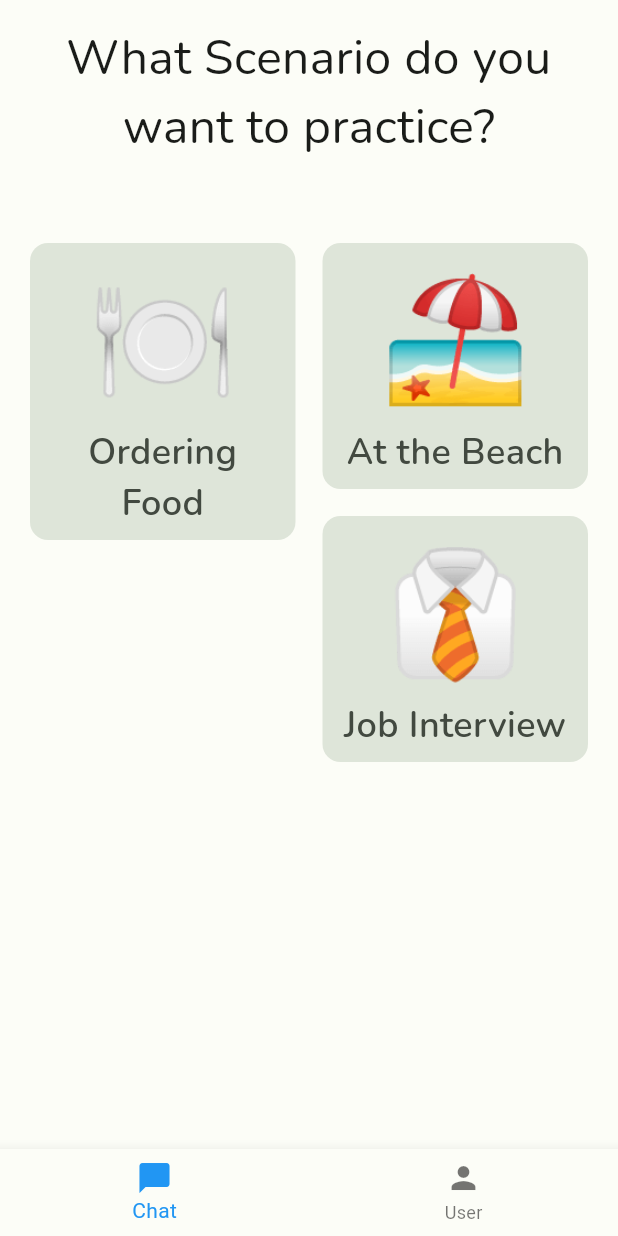
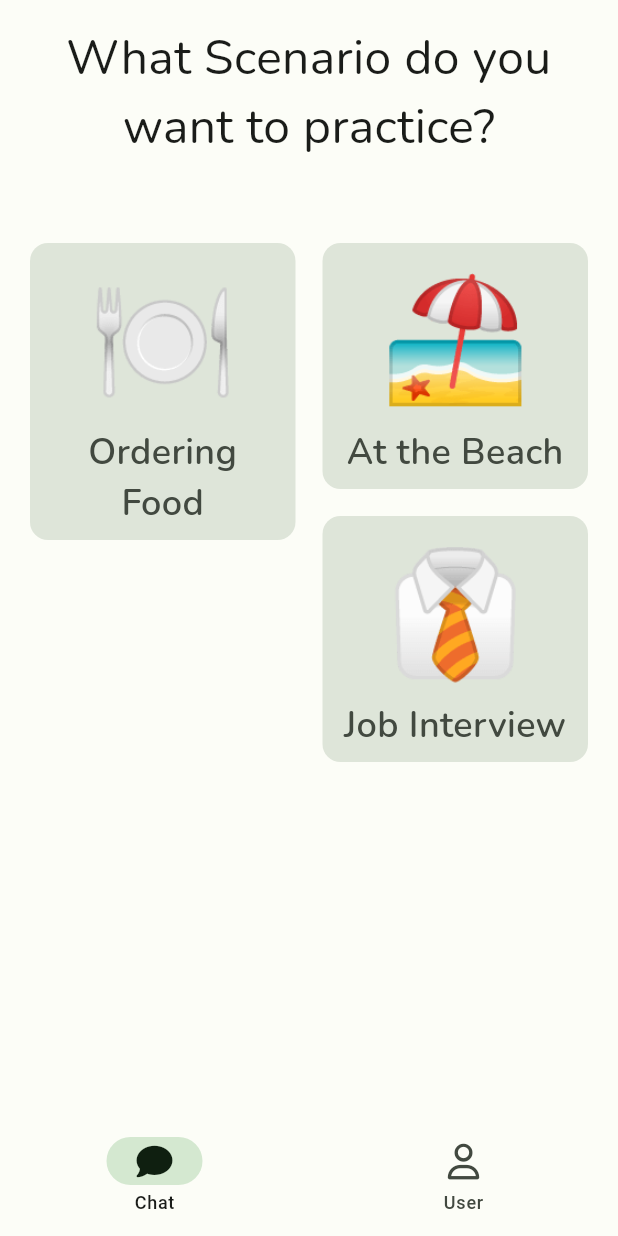
Before and after one commit to peer-rh/PolyApp, a Flutter app: the screen it shows once a user with an empty profile is signed in, on a phone screen of 412 x 824 dp. Run offline on Flutter 3.47's test engine with Material 2 defaults, Android fonts, the phone set to English and light mode, and no system bars; our stand-ins replace cloud_firestore, cloud_functions, firebase_analytics, firebase_auth, firebase_core, firebase_crashlytics and 6 more; missing offline and left inert: firebase_app_check, purchases_flutter; accounts and stored records are empty; generated files the repository leaves out were written again.

Commit message:
Added NavBar Style

```diff
--- a/language_pal/lib/app/navigation.dart
+++ b/language_pal/lib/app/navigation.dart
@@ -1,5 +1,6 @@
 import 'package:firebase_auth/firebase_auth.dart';
 import 'package:flutter/material.dart';
+import 'package:font_awesome_flutter/font_awesome_flutter.dart';
 import 'package:language_pal/app/chat/presentation/selectScenarioPage.dart';
 import 'package:language_pal/app/loadingPage.dart';
 import 'package:language_pal/app/user/presentation/onboarding.dart';
@@ -56,23 +57,25 @@ class _NavWrapperState extends State<NavWrapper> {
   @override
   Widget build(BuildContext context) {
     return Scaffold(
+      backgroundColor: Theme.of(context).colorScheme.background,
       body: Center(
         child: _widgetOptions.elementAt(_selectedIndex),
       ),
-      bottomNavigationBar: BottomNavigationBar(
-        items: const <BottomNavigationBarItem>[
-          BottomNavigationBarItem(
-            icon: Icon(Icons.chat_bubble),
+      bottomNavigationBar: NavigationBar(
+        destinations: const [
+          NavigationDestination(
+            icon: Icon(FontAwesomeIcons.comment),
+            selectedIcon: Icon(FontAwesomeIcons.solidComment),
             label: 'Chat',
           ),
-          BottomNavigationBarItem(
-            icon: Icon(Icons.person),
+          NavigationDestination(
+            icon: Icon(FontAwesomeIcons.user),
+            selectedIcon: Icon(FontAwesomeIcons.solidUser),
             label: 'User',
           ),
         ],
-        currentIndex: _selectedIndex,
-        selectedItemColor: Colors.blue,
-        onTap: _onItemTapped,
+        selectedIndex: _selectedIndex,
+        onDestinationSelected: _onItemTapped,
       ),
     );
   }
```
